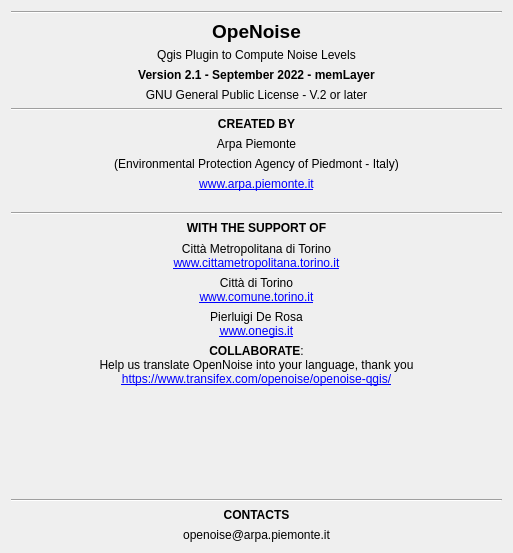
Old version of the form tools/ui_Informations.ui in the repository pierluigiderosa/openoise.
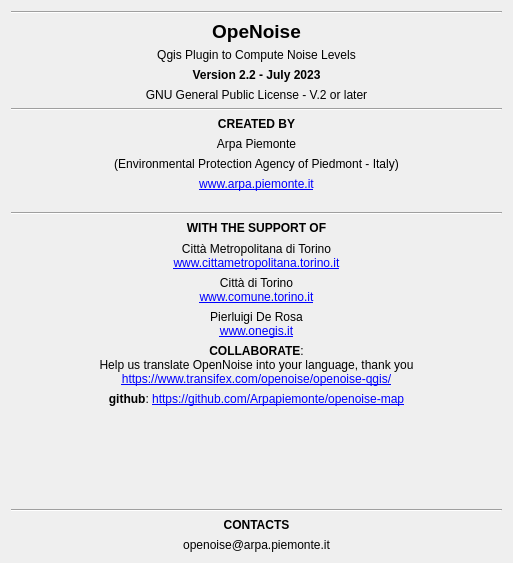
New version of the form.

```diff
--- a/tools/ui_Informations.ui
+++ b/tools/ui_Informations.ui
@@ -7,7 +7,7 @@
     <x>0</x>
     <y>0</y>
     <width>513</width>
-    <height>553</height>
+    <height>563</height>
    </rect>
   </property>
   <property name="sizePolicy">
@@ -95,7 +95,7 @@
       </size>
      </property>
      <property name="text">
-      <string>&lt;html&gt;&lt;head/&gt;&lt;body&gt;&lt;p&gt;&lt;span style=&quot; font-weight:600;&quot;&gt;Version 2.1 - September 2022 - memLayer&lt;/span&gt;&lt;/p&gt;&lt;/body&gt;&lt;/html&gt;</string>
+      <string>&lt;html&gt;&lt;head/&gt;&lt;body&gt;&lt;p&gt;&lt;span style=&quot; font-weight:600;&quot;&gt;Version 2.2 - July 2023&lt;/span&gt;&lt;/p&gt;&lt;/body&gt;&lt;/html&gt;</string>
      </property>
      <property name="alignment">
       <set>Qt::AlignCenter</set>
@@ -319,6 +319,13 @@
      </property>
     </widget>
    </item>
+   <item>
+    <widget class="QLabel" name="label_16">
+     <property name="text">
+      <string>&lt;html&gt;&lt;head/&gt;&lt;body&gt;&lt;p align=&quot;center&quot;&gt;&lt;span style=&quot; font-weight:600;&quot;&gt;github&lt;/span&gt;: &lt;a href=&quot;https://github.com/Arpapiemonte/openoise-map&quot;&gt;&lt;span style=&quot; text-decoration: underline; color:#0000ff;&quot;&gt;https://github.com/Arpapiemonte/openoise-map&lt;/span&gt;&lt;/a&gt;&lt;/p&gt;&lt;/body&gt;&lt;/html&gt;</string>
+     </property>
+    </widget>
+   </item>
    <item>
     <spacer name="verticalSpacer">
      <property name="orientation">
```
